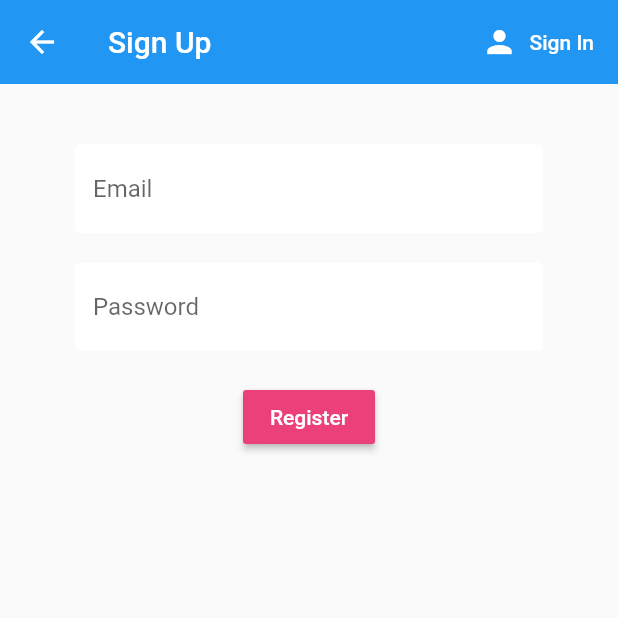
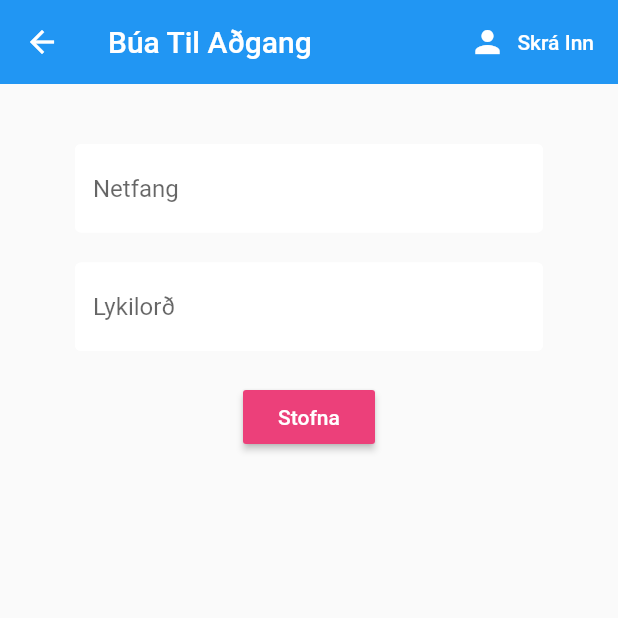
Before and after one commit to Hafst1/Husfelag, a Flutter app: the Register screen opened directly, on a phone screen of 412 x 824 dp, the top half of it. Run offline on Flutter 3.47's test engine with Material 2 defaults, Android fonts, the phone set to English and light mode, and no system bars; our stand-ins replace firebase_auth, table_calendar; accounts and stored records are empty.

Commit message:
changing error messages

```diff
--- a/lib/screens/authenticate/register.dart
+++ b/lib/screens/authenticate/register.dart
@@ -27,12 +27,12 @@ class _RegisterState extends State<Register> {
       appBar: AppBar(
         backgroundColor: Colors.blue,
         elevation: 0.0,
-        title: Text('Sign Up'),
+        title: Text('Búa Til Aðgang'),
         actions: <Widget>[
           FlatButton.icon(
             icon: Icon(Icons.person, color: Colors.white),
             label: Text(
-              'Sign In',
+              'Skrá Inn',
               style: TextStyle(color: Colors.white),
             ),
             onPressed: () {
@@ -49,17 +49,17 @@ class _RegisterState extends State<Register> {
             children: <Widget>[
               SizedBox(height: 20.0),
               TextFormField(
-                decoration: textInputDecoration.copyWith(hintText: 'Email'),
-                validator: (val) => val.isEmpty ? 'Enter an email' : null,
+                decoration: textInputDecoration.copyWith(hintText: 'Netfang'),
+                validator: (val) => val.isEmpty ? 'Sláðu inn netfang' : null,
                 onChanged: (val) {
                   setState(() => email = val);
                 }
               ),
               SizedBox(height: 20.0),
               TextFormField(
-                decoration: textInputDecoration.copyWith(hintText: 'Password'),
+                decoration: textInputDecoration.copyWith(hintText: 'Lykilorð'),
                 obscureText: true,
-                validator: (val) => val.length < 6 ? 'Enter a password 6+ chars long' : null,
+                validator: (val) => val.length < 6 ? 'Lykilorð þarf að innihalda 6+ stafi' : null,
                 onChanged: (val) {
                   setState(() => password = val);
                 }
@@ -68,14 +68,14 @@ class _RegisterState extends State<Register> {
               RaisedButton(
                 color: Colors.pink[400],
                 child: Text(
-                  'Register',
+                  'Stofna',
                   style: TextStyle(color: Colors.white),
                 ),
                 onPressed: () async {
                   if (_formKey.currentState.validate()) {
                     dynamic result = await _auth.registerWithEmailAndPassword(email, password);
                     if (result == null) {
-                      setState(() => error = 'Please supply a valid email');
+                      setState(() => error = 'Vinsamlegast fylltu út gilt netfang');
                     }
                   }
                 }
--- a/lib/screens/authenticate/sign_in.dart
+++ b/lib/screens/authenticate/sign_in.dart
@@ -28,12 +28,12 @@ class _SignInState extends State<SignIn> {
       appBar: AppBar(
         backgroundColor: Colors.blue,
         elevation: 0.0,
-        title: Text('Sign In'),
+        title: Text('Skráðu Þig Inn'),
         actions: <Widget>[
           FlatButton.icon(
             icon: Icon(Icons.person, color: Colors.white),
             label: Text(
-              'Register',
+              'Stofna',
               style: TextStyle(color: Colors.white),
             ),
             onPressed: () {
@@ -50,17 +50,17 @@ class _SignInState extends State<SignIn> {
             children: <Widget>[
               SizedBox(height: 20.0),
               TextFormField(
-                decoration: textInputDecoration.copyWith(hintText: 'Email'),
-                validator: (val) => val.isEmpty ? 'Enter an email' : null,
+                decoration: textInputDecoration.copyWith(hintText: 'Netfang'),
+                validator: (val) => val.isEmpty ? 'Sláðu inn netfang' : null,
                 onChanged: (val) {
                   setState(() => email = val);
                 }
               ),
               SizedBox(height: 20.0),
               TextFormField(
-                decoration: textInputDecoration.copyWith(hintText: 'Password'),
+                decoration: textInputDecoration.copyWith(hintText: 'Lykilorð'),
                 obscureText: true,
-                validator: (val) => val.length < 6 ? 'Enter a password 6+ chars long' : null,
+                validator: (val) => val.length < 6 ? 'Lykilorð þarf að innihalda 6+ stafi' : null,
                 onChanged: (val) {
                   setState(() => password = val);
                 }
@@ -76,7 +76,7 @@ class _SignInState extends State<SignIn> {
                   if (_formKey.currentState.validate()) {
                     dynamic result = await _auth.signInWithEmailAndPassword(email, password);
                     if (result == null) {
-                      setState(() => error = 'Could not sign in with those credential');
+                      setState(() => error = 'Gat ekki skráð inn á þessum upplýsingum');
                     }
                   }
                 }
--- a/lib/screens/home_screen.dart
+++ b/lib/screens/home_screen.dart
@@ -20,7 +20,7 @@ class HomeScreen extends StatelessWidget {
           FlatButton.icon(
             icon: Icon(Icons.person, color: Colors.white),
             label: Text(
-              'Logout',
+              'Skrá Út',
               style: TextStyle(color: Colors.white),
             ),
             onPressed: () async {
```
